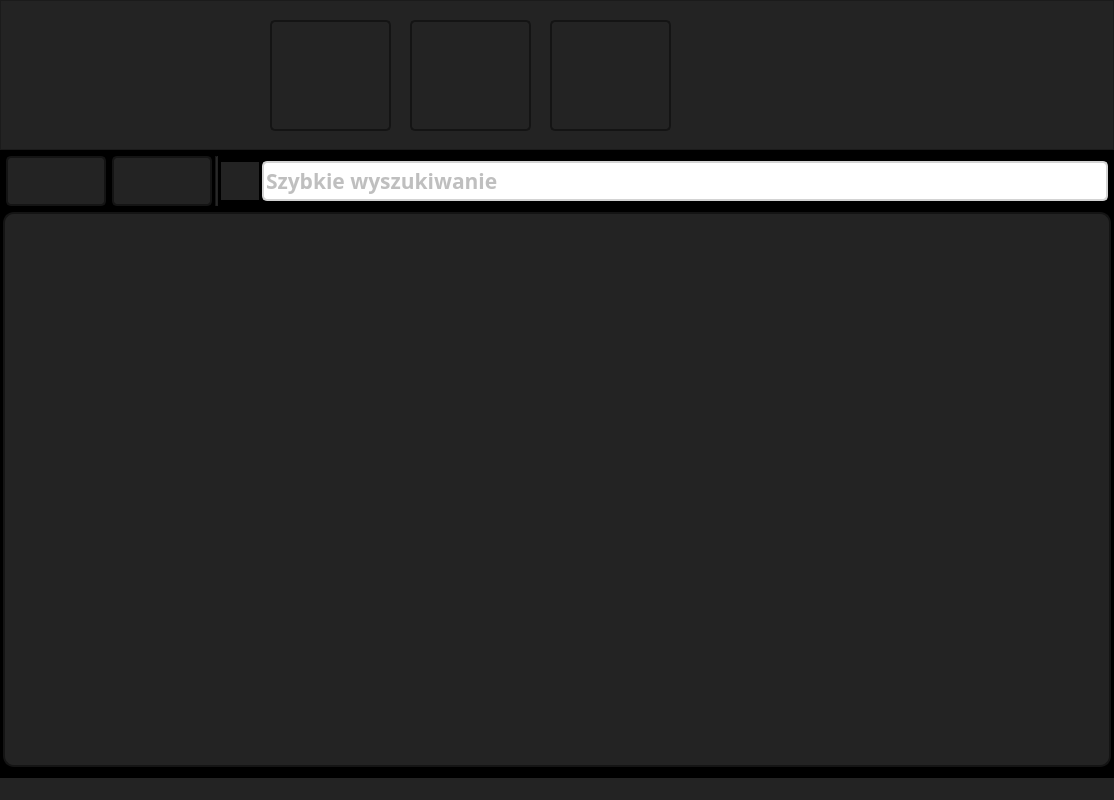
Above: mainwindow.ui from RStravinsky/GuestRegistration before the change. Below: the same form after it.
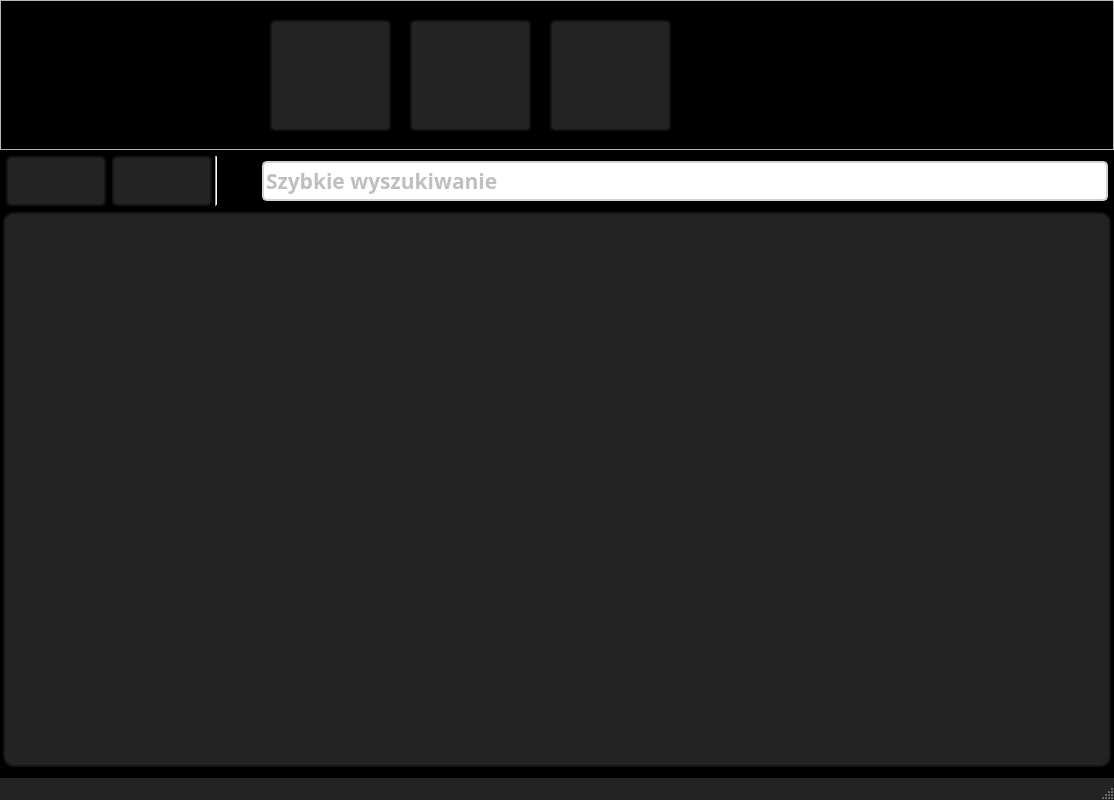
That is the form after the change. Icons and pictures are not drawn.

Patch:
```diff
--- a/mainwindow.ui
+++ b/mainwindow.ui
@@ -24,7 +24,15 @@
     <normaloff>:/images/images/icon.ico</normaloff>:/images/images/icon.ico</iconset>
   </property>
   <property name="styleSheet">
-   <string notr="true">background-color: rgb(35,35,35);
+   <string notr="true">#MainWindow {background-color: rgb(35,35,35);}
+
+
+
+
+
+
+
+
 
 </string>
   </property>
@@ -70,6 +78,16 @@
      color: white    
 ;}
 
+QMessageBox  {
+color: white;
+border: 2px solid #555;
+background: qradialgradient(cx: 0.3, cy: -0.4,
+fx: 0.3, fy: -0.4,
+radius: 1.35, stop: 0 #fff, stop: 1 #888);
+}
+
+
+
 
 </string>
    </property>
```
Left out of the diff: 27 changed lines with no effect on the pictures.
